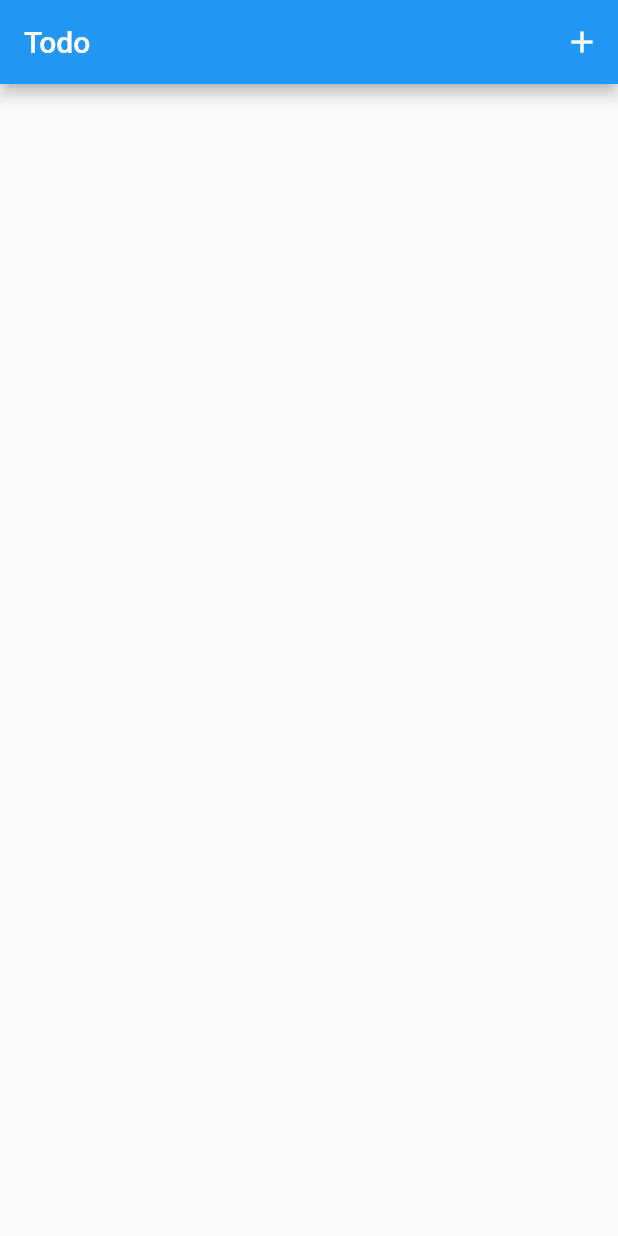
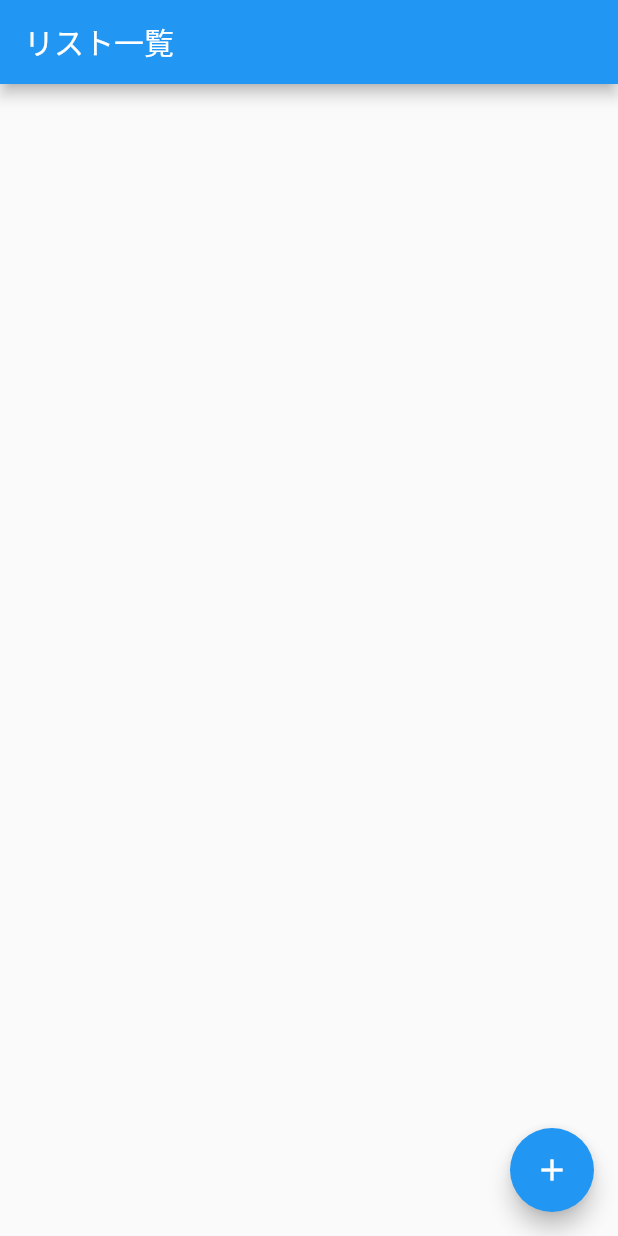
Before and after one commit to mendelas/TODO_list_sample, a Flutter app: the screen it shows after launch, on a phone screen of 412 x 824 dp. Run offline on Flutter 3.47's test engine with Material 2 defaults, Android fonts, the phone set to English and light mode, and no system bars.

Commit message:
5th commit

```diff
--- a/lib/main.dart
+++ b/lib/main.dart
@@ -1,16 +1,192 @@
 import 'package:flutter/material.dart';
-import 'package:hooks_riverpod/hooks_riverpod.dart';
-import 'todo_list_view.dart';
-import 'todo_view_model.dart';
-
-final todoProvider = ChangeNotifierProvider(
-      (ref) => TodoViewModel(),
-);
 
 void main() {
-  runApp(
-    ProviderScope(
-      child: TodoListView(),
-    ),
-  );
+  // 最初に表示するWidget
+  runApp(MyTodoApp());
 }
+
+class MyTodoApp extends StatelessWidget {
+  @override
+  Widget build(BuildContext context) {
+    return MaterialApp(
+      // アプリ名
+      title: 'My Todo App',
+      theme: ThemeData(
+        // テーマカラー
+        primarySwatch: Colors.blue,
+      ),
+      // リスト一覧画面を表示
+      home: TodoListPage(),
+    );
+  }
+}
+
+// リスト一覧画面用Widget
+class TodoListPage extends StatefulWidget {
+  @override
+  _TodoListPageState createState() => _TodoListPageState();
+}
+
+class _TodoListPageState extends State<TodoListPage> {
+  // Todoリストのデータ
+  List<String> todoList = [];
+
+  @override
+  Widget build(BuildContext context) {
+    return Scaffold(
+      // AppBarを表示し、タイトルも設定
+      appBar: AppBar(
+        title: Text('リスト一覧'),
+      ),
+      // データを元にListViewを作成
+      body: ListView.builder(
+        itemCount: todoList.length,
+        itemBuilder: (context, index) {
+          return Card(
+            child: ListTile(
+              title: Text(todoList[index]),
+            ),
+          );
+        },
+      ),
+      floatingActionButton: FloatingActionButton(
+        onPressed: () async {
+          // "push"で新規画面に遷移
+          // リスト追加画面から渡される値を受け取る
+          final newListText = await Navigator.of(context).push(
+            MaterialPageRoute(builder: (context) {
+              // 遷移先の画面としてリスト追加画面を指定
+              return TodoAddPage();
+            }),
+          );
+          if (newListText != null) {
+            // キャンセルした場合は newListText が null となるので注意
+            setState(() {
+              // リスト追加
+              todoList.add(newListText);
+            });
+          }
+        },
+        child: Icon(Icons.add),
+      ),
+    );
+  }
+}
+
+// リスト追加画面用Widget
+/*class TodoAddPage extends StatelessWidget {
+  @override
+  Widget build(BuildContext context) {
+    return Scaffold(
+      appBar: AppBar(
+        title: Text('リスト追加'),
+      ),
+      body: Container(
+        // 余白を付ける
+        padding: EdgeInsets.all(64),
+        child: Column(
+          mainAxisAlignment: MainAxisAlignment.center,
+          children: <Widget>[
+            // テキスト入力
+            TextField(),
+            const SizedBox(height: 8),
+            Container(
+              // 横幅いっぱいに広げる
+              width: double.infinity,
+              // リスト追加ボタン
+              child: ElevatedButton(
+                onPressed: () {},
+                child: Text('リスト追加', style: TextStyle(color: Colors.white)),
+              ),
+            ),
+            const SizedBox(height: 8),
+            Container(
+              // 横幅いっぱいに広げる
+              width: double.infinity,
+              // キャンセルボタン
+              child: TextButton(
+                // ボタンをクリックした時の処理
+                onPressed: () {
+                  // "pop"で前の画面に戻る
+                  Navigator.of(context).pop();
+                },
+                child: Text('キャンセル'),
+              ),
+            ),
+          ],
+        ),
+      ),
+    );
+  }
+}*/
+
+class TodoAddPage extends StatefulWidget {
+  @override
+  _TodoAddPageState createState() => _TodoAddPageState();
+}
+
+class _TodoAddPageState extends State<TodoAddPage> {
+  // 入力されたテキストをデータとして持つ
+  String _text = '';
+
+  // データを元に表示するWidget
+  @override
+  Widget build(BuildContext context) {
+    return Scaffold(
+      appBar: AppBar(
+        title: Text('リスト追加'),
+      ),
+      body: Container(
+        // 余白を付ける
+        padding: EdgeInsets.all(64),
+        child: Column(
+          mainAxisAlignment: MainAxisAlignment.center,
+          children: <Widget>[
+            // 入力されたテキストを表示
+            Text(_text, style: TextStyle(color: Colors.blue)),
+            const SizedBox(height: 8),
+            // テキスト入力
+            TextField(
+              // 入力されたテキストの値を受け取る（valueが入力されたテキスト）
+              onChanged: (String value) {
+                // データが変更したことを知らせる（画面を更新する）
+                setState(() {
+                  // データを変更
+                  _text = value;
+                });
+              },
+            ),
+            const SizedBox(height: 8),
+            Container(
+                // 横幅いっぱいに広げる
+                width: double.infinity,
+                // リスト追加ボタン
+                child: ElevatedButton(
+                  onPressed: () {
+                    // "pop"で前の画面に戻る
+                    // "pop"の引数から前の画面にデータを渡す
+                    Navigator.of(context).pop(_text);
+                  },
+                  child: Text('リスト追加', style: TextStyle(color: Colors.white)),
+                ),
+            ),
+            const SizedBox(height: 8),
+            Container(
+              // 横幅いっぱいに広げる
+              width: double.infinity,
+              // キャンセルボタン
+              child: TextButton(
+                // ボタンをクリックした時の処理
+                onPressed: () {
+                  // "pop"で前の画面に戻る
+                  Navigator.of(context).pop();
+                },
+                child: Text('キャンセル'),
+              ),
+            ),
+          ],
+        ),
+      ),
+    );
+  }
+}
--- a/lib/todo.dart
+++ /dev/null
@@ -1,5 +0,0 @@
-class Todo {
-  Todo(this.id, this.title);
-  final int id;
-  String title;
-}
--- a/lib/todo_list_view.dart
+++ /dev/null
@@ -1,156 +0,0 @@
-import 'package:flutter/material.dart';
-import 'package:flutter_hooks/flutter_hooks.dart';
-import 'main.dart';
-import 'todo.dart';
-import 'upsert_todo_view.dart';
-import 'package:fluttertoast/fluttertoast.dart';
-import 'package:hooks_riverpod/hooks_riverpod.dart';
-import 'package:provider/provider.dart';
-
-
-class Const {
-  static const routeNameUpsertTodo = 'upsert-todo';
-}
-
-class TodoListView extends StatelessWidget {
-  @override
-  Widget build(BuildContext context) {
-    return MaterialApp(
-      theme: ThemeData(primaryColor: Colors.white),
-      routes: <String, WidgetBuilder>{
-        Const.routeNameUpsertTodo: (BuildContext context) => UpsertTodoView(),
-      },
-      home: TodoList(),
-    );
-  }
-}
-
-class TodoList extends HookConsumerWidget {
-  @override
-
-  Widget build(BuildContext context, WidgetRef ref) {
-    return Scaffold(
-      appBar: AppBar(
-        title: const Text('Todo'),
-        actions: [
-          IconButton(
-            icon: const Icon(Icons.add),
-            onPressed: () => _transitionToNextScreen(context),
-          ),
-        ],
-      ),
-      body: _buildList(ref),
-    );
-
-  }
-
-
-  Widget _buildList(WidgetRef ref) {
-    final viewModel = ref.watch(todoProvider);
-    // viewModelからtodoList取得/監視
-    final List<Todo> _todoList = viewModel.todoList;
-    return ListView.builder(
-      padding: const EdgeInsets.all(16),
-      itemCount: _todoList.length,
-      itemBuilder: (BuildContext context, int index) {
-        return _dismissible(_todoList[index], context);
-      },
-    );
-  }
-
-  Widget _dismissible(Todo todo, BuildContext context) {
-    // ListViewのswipeができるwidget
-    return Dismissible(
-      // ユニークな値を設定
-      key: UniqueKey(),
-      confirmDismiss: (direction) async {
-        final confirmResult =
-        await _showDeleteConfirmDialog(todo.title, context);
-        // Future<bool> で確認結果を返す。False の場合削除されない
-        return confirmResult;
-      },
-      onDismissed: (DismissDirection direction) {
-        // viewModelのtodoList要素を削除
-        //context.read(todoProvider).deleteTodo(todo.id);
-        context.read().deleteTodo(todo.id);
-        // ToastMessageを表示
-        Fluttertoast.showToast(
-          msg: '${todo.title}を削除しました',
-          backgroundColor: Colors.grey,
-        );
-      },
-      // swipe中ListTileのbackground
-      background: Container(
-        alignment: Alignment.centerLeft,
-        // backgroundが赤/ゴミ箱Icon表示
-        color: Colors.red,
-        child: const Padding(
-          padding: const EdgeInsets.fromLTRB(20, 0, 0, 0),
-          child: const Icon(
-            Icons.delete,
-            color: Colors.white,
-          ),
-        ),
-      ),
-      child: _todoItem(todo, context),
-    );
-  }
-
-  Widget _todoItem(Todo todo, BuildContext context) {
-    return Container(
-      decoration: const BoxDecoration(
-        border: const Border(bottom: BorderSide(width: 1, color: Colors.grey)),
-      ),
-      child: ListTile(
-        title: Text(
-          todo.title,
-          style: const TextStyle(
-            color: Colors.black,
-            fontSize: 16,
-          ),
-        ),
-        onTap: () {
-          _transitionToNextScreen(context, todo: todo);
-        },
-      ),
-    );
-  }
-
-  Future<void> _transitionToNextScreen(BuildContext context,
-      {todo = null}) async {
-    final result = await Navigator.pushNamed(context, Const.routeNameUpsertTodo,
-        arguments: todo);
-
-    if (result != null) {
-      // ToastMessageを表示
-      Fluttertoast.showToast(
-        msg: result.toString(),
-        backgroundColor: Colors.grey,
-      );
-    }
-  }
-
-  Future<bool?> _showDeleteConfirmDialog(
-      String title, BuildContext context) async {
-    final result = await showDialog<bool>(
-        context: context,
-        barrierDismissible: false,
-        builder: (BuildContext context) {
-          return AlertDialog(
-            title: const Text('削除'),
-            content: Text('$titleを削除しますか？'),
-            actions: [
-              FlatButton(
-                onPressed: () => Navigator.of(context).pop(false),
-                child: const Text('cancel'),
-              ),
-              FlatButton(
-                onPressed: () => Navigator.of(context).pop(true),
-                child: const Text('OK'),
-              ),
-            ],
-          );
-        });
-    return result;
-  }
-}
--- a/lib/todo_view_model.dart
+++ /dev/null
@@ -1,30 +0,0 @@
-import 'dart:collection';
-
-import 'package:flutter/cupertino.dart';
-import 'todo.dart';
-
-class TodoViewModel extends ChangeNotifier {
-
-  List<Todo> _todoList = [];
-  UnmodifiableListView<Todo> get todoList => UnmodifiableListView(_todoList);
-
-  void createTodo(String title) {
-    final id = _todoList.length + 1;
-    _todoList = [...todoList, Todo(id, title)];
-    notifyListeners();
-  }
-
-  void updateTodo(int id, String title) {
-    todoList.asMap().forEach((int index, Todo todo) {
-      if (todo.id == id) {
-        _todoList[index].title = title;
-      }
-    });
-    notifyListeners();
-  }
-
-  void deleteTodo(int id) {
-    _todoList = todoList.where((todo) => todo.id != id).toList();
-    notifyListeners();
-  }
-}
--- a/lib/upsert_todo_view.dart
+++ /dev/null
@@ -1,82 +0,0 @@
-import 'package:flutter/material.dart';
-import 'package:flutter/services.dart';
-import 'main.dart';
-import 'todo.dart';
-import 'package:hooks_riverpod/hooks_riverpod.dart';
-import 'package:provider/provider.dart';
-
-
-class UpsertTodoView extends StatelessWidget {
-  @override
-  Widget build(BuildContext context) {
-    final todo = ModalRoute.of(context)?.settings.arguments as Todo;
-    return Scaffold(
-      appBar: AppBar(
-        title: Text('Todo${todo == null ? '作成' : '更新'}'),
-      ),
-      body: TodoForm(),
-    );
-  }
-}
-
-class TodoForm extends StatefulWidget {
-  @override
-  _TodoFormState createState() => _TodoFormState();
-}
-
-class _TodoFormState extends State<TodoForm> {
-  final _formKey = GlobalKey<FormState>();
-  String _title = '';
-
-  @override
-  Widget build(BuildContext context) {
-    final todo = ModalRoute.of(context)?.settings.arguments as Todo;
-    return Form(
-      key: _formKey,
-      child: Container(
-        padding: const EdgeInsets.all(64),
-        child: Column(
-          mainAxisAlignment: MainAxisAlignment.spaceAround,
-          children: [
-            TextFormField(
-              initialValue: todo != null ? todo.title : '',
-              maxLength: 20,
-              maxLengthEnforcement: MaxLengthEnforcement.none,
-              decoration: const InputDecoration(
-                hintText: 'Todoタイトルを入力してください',
-                labelText: 'Todoタイトル',
-              ),
-              validator: (title) {
-                if(title==null||title.isEmpty){
-                  return 'Todoタイトルを入力してください';
-                }
-              },
-              onSaved: (title) {
-                _title = title!;
-              },
-            ),
-            RaisedButton(
-              onPressed: () => _submission(context, todo),
-              child: Text('Todoを${todo == null ? '作成' : '更新'}する'),
-            ),
-          ],
-        ),
-      ),
-    );
-  }
-
-  void _submission(BuildContext context, Todo todo) {
-    if (_formKey.currentState!.validate()) {
-      _formKey.currentState!.save();
-      if (todo != null) {
-        // viewModelのtodoListを更新
-        context.read().updateTodo(todo.id, _title);
-      } else {
-        // viewModelのtodoListを作成
-        context.read().createTodo(_title);
-      }
-      // 前の画面に戻る
-      Navigator.pop(context, '$_titleを${todo == null ? '作成' : '更新'}しました');
-    }
-  }
-}
```
Also changed, not shown: 1 other file.
